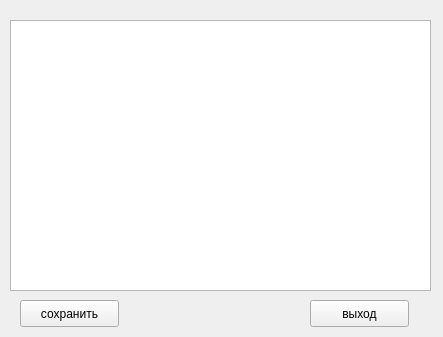
Old version of the form tableir.ui in the repository Factotum8/OKOIB_1.
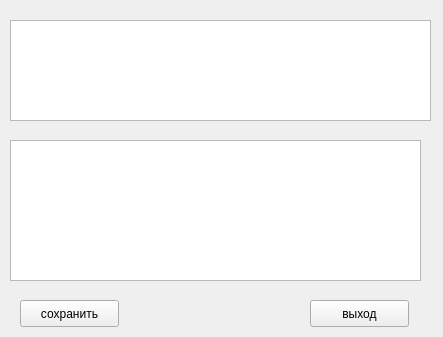
New version of the form.

What changed in the file:
```diff
--- a/tableir.ui
+++ b/tableir.ui
@@ -19,7 +19,7 @@
      <x>10</x>
      <y>20</y>
      <width>421</width>
-     <height>271</height>
+     <height>101</height>
     </rect>
    </property>
   </widget>
@@ -49,6 +49,16 @@
     <string>выход</string>
    </property>
   </widget>
+  <widget class="QTableWidget" name="tablewidIR">
+   <property name="geometry">
+    <rect>
+     <x>10</x>
+     <y>140</y>
+     <width>411</width>
+     <height>141</height>
+    </rect>
+   </property>
+  </widget>
  </widget>
  <resources/>
  <connections/>
```
